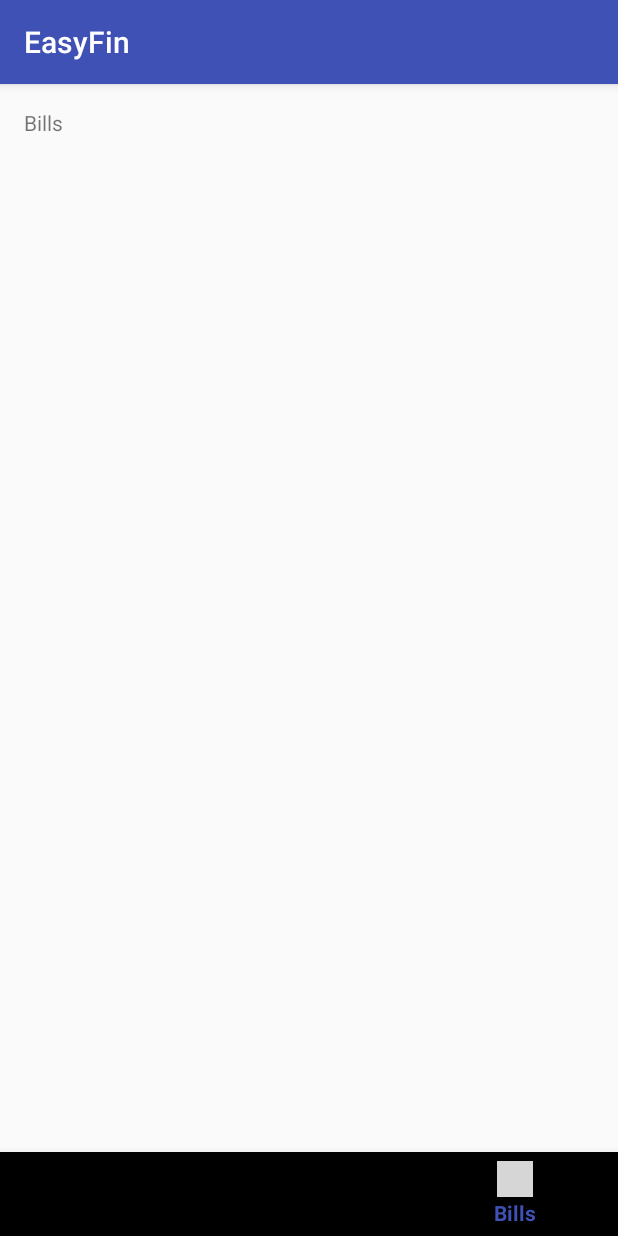
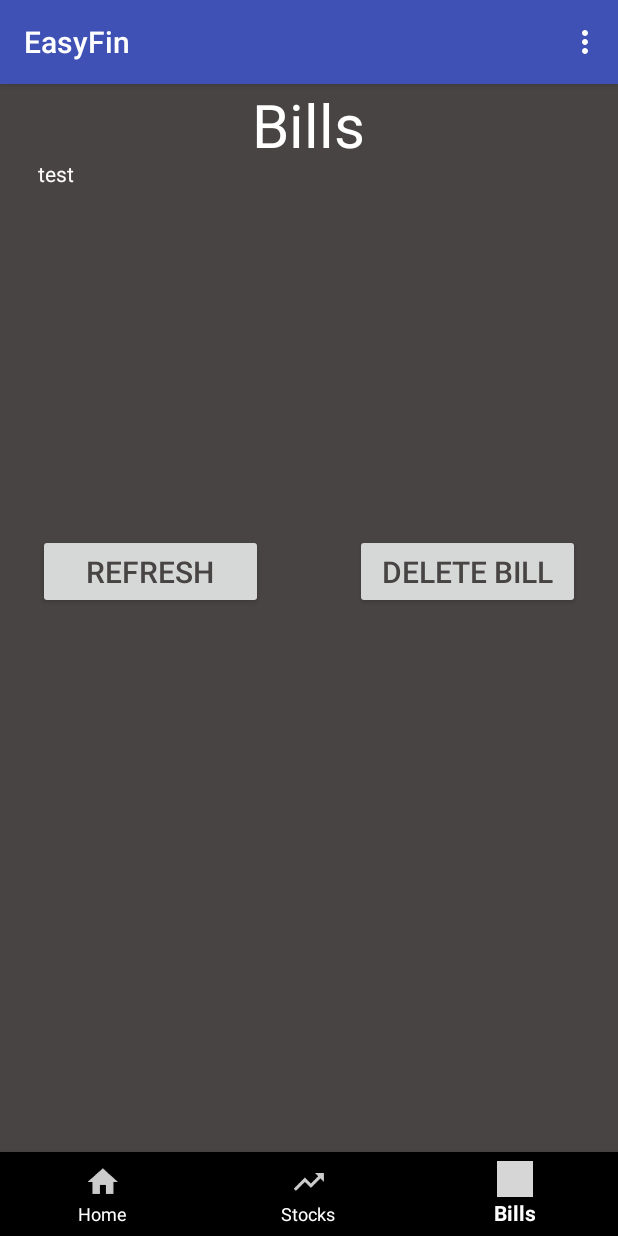
Before and after one commit to spartawinz/financial-app-cs449, an Android app: the screen it shows after launch (Base), item 3 of the bottom bar chosen, on a phone screen of 412 x 824 dp. Run offline under Robolectric (Android 15) with nearby library versions, the phone set to English and light mode, and no system bars; grey boxes are pictures that could not be loaded.

Commit message:
changed some UI settings
Made the UI a little bit easier on the eyes so that way the user can use
it more often. Also helps when im debugging things

```diff
--- a/EasyFin/app/build.gradle
+++ b/EasyFin/app/build.gradle
@@ -17,7 +17,7 @@
             proguardFiles getDefaultProguardFile('proguard-android.txt'), 'proguard-rules.pro'
         }
     }
-    packagingOptions{
+    packagingOptions {
         exclude 'META-INF/license.txt'
         exclude 'META-INF/LICENSE'
         exclude 'META-INF/LICENSE.txt'
--- a/EasyFin/app/src/main/java/com/easyfin/travis/easyfin/BillsActivity.java
+++ b/EasyFin/app/src/main/java/com/easyfin/travis/easyfin/BillsActivity.java
@@ -1,8 +1,12 @@
 package com.easyfin.travis.easyfin;
 
+import android.content.Intent;
 import android.os.Bundle;
 import android.support.v4.app.Fragment;
 import android.view.LayoutInflater;
+import android.view.Menu;
+import android.view.MenuInflater;
+import android.view.MenuItem;
 import android.view.View;
 import android.view.ViewGroup;
 
@@ -20,6 +24,30 @@
     @Override
     public View onCreateView(LayoutInflater inflater, ViewGroup container,
                              Bundle savedInstanceState) {
+        setHasOptionsMenu(true);
         return inflater.inflate(R.layout.activity_bills, container, false);
     }
+    @Override
+    public void onCreateOptionsMenu (Menu menu, MenuInflater inflater)
+    {
+        super.onCreateOptionsMenu(menu,inflater);
+        menu.clear();
+        inflater.inflate(R.menu.bills_menu,menu);
+    }
+    @Override
+    public boolean onOptionsItemSelected(MenuItem item)
+    {
+        switch(item.getItemId())
+        {
+            case R.id.action_bar_add_bill:
+                showPopup();
+                return true;
+            default:
+                return super.onOptionsItemSelected(item);
+        }
+    }
+    private void showPopup()
+    {
+        startActivity(new Intent(getActivity(),add_bill_activity.class));
+    }
 }
--- a/EasyFin/app/src/main/res/layout/activity_base.xml
+++ b/EasyFin/app/src/main/res/layout/activity_base.xml
@@ -3,6 +3,7 @@
     xmlns:app="http://schemas.android.com/apk/res-auto"
     xmlns:tools="http://schemas.android.com/tools"
     android:id="@+id/baseActivity"
+    app:popupTheme="@style/PopupMenuStyle"
     android:layout_width="match_parent"
     android:layout_height="match_parent"
     tools:context="com.easyfin.travis.easyfin.Base">
@@ -20,6 +21,8 @@
         android:layout_width="match_parent"
         android:layout_height="wrap_content"
         android:layout_alignParentBottom="true"
+        app:itemIconTint="@color/white"
+        app:itemTextColor="@color/white"
         app:menu="@menu/navigation"/>
 
 </RelativeLayout>
--- a/EasyFin/app/src/main/res/layout/activity_bills.xml
+++ b/EasyFin/app/src/main/res/layout/activity_bills.xml
@@ -6,20 +6,53 @@
     android:layout_width="match_parent"
     android:layout_height="match_parent"
     tools:context="com.easyfin.travis.easyfin.BillsActivity">
+    <TextView
+        android:id="@+id/bills_label"
+        android:layout_width="wrap_content"
+        android:layout_height="50dp"
+        android:gravity="center_vertical"
+        android:text="@string/bills_label_text"
+        android:textSize="40dp"
+        android:layout_alignParentTop="true"
+        android:layout_centerHorizontal="true" />
 
+    <ScrollView
+        android:id="@+id/bills_scroll_view"
+        android:layout_width="match_parent"
+        android:layout_height="250dp"
+        android:layout_marginLeft="25dp"
+        android:layout_marginRight="25dp"
+        android:layout_below="@+id/bills_label"
+        android:layout_alignParentEnd="true">
 
-
-    <TextView
-        android:id="@+id/BillsMessage"
-        android:layout_width="wrap_content"
-        android:layout_height="wrap_content"
-        android:layout_marginBottom="@dimen/activity_vertical_margin"
-        android:layout_marginLeft="@dimen/activity_horizontal_margin"
-        android:layout_marginRight="@dimen/activity_horizontal_margin"
-        android:layout_marginTop="@dimen/activity_vertical_margin"
-        android:text="@string/title_activity_bills" />
-
-
-
+        <LinearLayout
+            android:layout_width="match_parent"
+            android:layout_height="250dp"
+            android:orientation="vertical">
+            <TextView
+                android:layout_width="wrap_content"
+                android:layout_height="25dp"
+                android:text="test"/>
+            </LinearLayout>
+    </ScrollView>
+    <Button
+        android:id="@+id/bills_refresh_button"
+        android:layout_width="150dp"
+        android:layout_height="50dp"
+        android:layout_below="@id/bills_scroll_view"
+        android:layout_alignParentLeft="true"
+        android:layout_marginLeft="25dp"
+        android:text="@string/refresh_bills_button"
+        android:textSize="20dp"
+        android:textColor="@color/colorWindowBackground"/>
+    <Button
+        android:layout_width="150dp"
+        android:layout_height="50dp"
+        android:layout_below="@id/bills_scroll_view"
+        android:layout_alignParentRight="true"
+        android:layout_marginRight="25dp"
+        android:text="@string/delete_bill_button"
+        android:textSize="20dp"
+        android:textColor="@color/colorWindowBackground"/>
 
 </RelativeLayout>
--- /dev/null
+++ b/EasyFin/app/src/main/res/menu/bills_menu.xml
@@ -0,0 +1,8 @@
+<?xml version="1.0" encoding="utf-8"?>
+<menu xmlns:android="http://schemas.android.com/apk/res/android"
+    xmlns:app="http://schemas.android.com/apk/res-auto">
+    <item
+        android:id = "@+id/action_bar_add_bill"
+        android:title = "Add Bill"
+        app:showAsAction="never" />
+</menu>
--- a/EasyFin/app/src/main/res/values/colors.xml
+++ b/EasyFin/app/src/main/res/values/colors.xml
@@ -3,4 +3,7 @@
     <color name="colorPrimary">#3F51B5</color>
     <color name="colorPrimaryDark">#303F9F</color>
     <color name="colorAccent">#FF4081</color>
+    <color name="colorBackground">#161414</color>
+    <color name="colorWindowBackground">#484444</color>
+    <color name="white">#FFFFFF</color>
 </resources>
--- a/EasyFin/app/src/main/res/values/strings.xml
+++ b/EasyFin/app/src/main/res/values/strings.xml
@@ -17,4 +17,10 @@
     <string name="search_button">Search</string>
     <string name="spinner_button_text">Search</string>
     <string name="refreshBttn">Refresh Favorites</string>
+    <string name="bills_label_text">Bills</string>
+    <string name="refresh_bills_button">Refresh</string>
+    <string name="delete_bill_button">DELETE BILL</string>
+    <string name="bill_add_name_text">Bill Name</string>
+    <string name="bill_add_date_text">Bill Date (mm/dd/yyyy)</string>
+    <string name="bill_add_amount_text">amount (i.e. 7.56)</string>
 </resources>
--- a/EasyFin/app/src/main/res/values/styles.xml
+++ b/EasyFin/app/src/main/res/values/styles.xml
@@ -6,6 +6,21 @@
         <item name="colorPrimary">@color/colorPrimary</item>
         <item name="colorPrimaryDark">@color/colorPrimaryDark</item>
         <item name="colorAccent">@color/colorAccent</item>
+        <item name="android:colorBackground">@color/colorBackground</item>
+        <item name="android:windowBackground">@color/colorWindowBackground</item>
+        <item name="android:textColor">@color/white</item>
+        <item name="android:popupBackground">@color/colorBackground</item>
+        <item name="actionOverflowMenuStyle">@style/PopupMenuStyle</item>
+
+    </style>
+    <style name="dialogTheme" parent ="Theme.AppCompat.Light.Dialog.Alert">
+        <item name="colorPrimary">@color/colorPrimary</item>
+        <item name="colorPrimaryDark">@color/colorPrimaryDark</item>
+        <item name="colorAccent">@color/colorAccent</item>
+    </style>
+    <style name="PopupMenuStyle" parent="Widget.AppCompat.PopupMenu.Overflow">
+        <item name="android:popupBackground">@color/colorBackground</item>
+        <item name="android:textColor">@color/white</item>
     </style>
 
 </resources>
```
Also changed, not shown: EasyFin/app/src/main/AndroidManifest.xml (+4 -4 lines), EasyFin/app/src/main/java/com/easyfin/travis/easyfin/add_bill_activity.java (added, +70 -0 lines), EasyFin/app/src/main/java/com/easyfin/travis/easyfin/preferenceHandler.java (+22 -0 lines), EasyFin/app/src/main/res/layout/activity_add_bill_activity.xml (added, +57 -0 lines), EasyFin/app/src/main/res/layout/activity_stocks.xml (+6 -3 lines).
